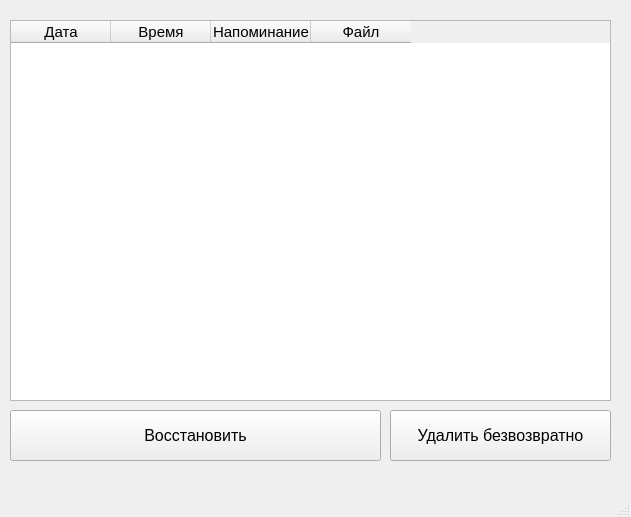
slevinsps/reminder, file history.ui: the form before one commit.
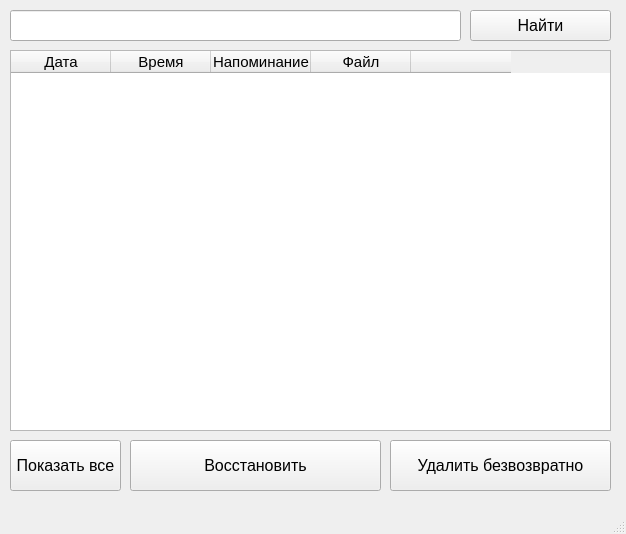
The form after the commit.

```diff
--- a/history.ui
+++ b/history.ui
@@ -6,8 +6,8 @@
    <rect>
     <x>0</x>
     <y>0</y>
-    <width>631</width>
-    <height>517</height>
+    <width>626</width>
+    <height>534</height>
    </rect>
   </property>
   <property name="windowTitle">
@@ -18,7 +18,7 @@
     <property name="geometry">
      <rect>
       <x>10</x>
-      <y>20</y>
+      <y>50</y>
       <width>601</width>
       <height>381</height>
      </rect>
@@ -51,13 +51,18 @@
       <string>Файл</string>
      </property>
     </column>
+    <column>
+     <property name="text">
+      <string/>
+     </property>
+    </column>
    </widget>
    <widget class="QPushButton" name="recover_button">
     <property name="geometry">
      <rect>
-      <x>10</x>
-      <y>410</y>
-      <width>371</width>
+      <x>130</x>
+      <y>440</y>
+      <width>251</width>
       <height>51</height>
      </rect>
     </property>
@@ -74,7 +79,7 @@
     <property name="geometry">
      <rect>
       <x>390</x>
-      <y>410</y>
+      <y>440</y>
       <width>221</width>
       <height>51</height>
      </rect>
@@ -88,6 +93,57 @@
      <string>Удалить безвозвратно</string>
     </property>
    </widget>
+   <widget class="QLineEdit" name="findEdit">
+    <property name="geometry">
+     <rect>
+      <x>10</x>
+      <y>10</y>
+      <width>451</width>
+      <height>31</height>
+     </rect>
+    </property>
+    <property name="font">
+     <font>
+      <pointsize>16</pointsize>
+     </font>
+    </property>
+   </widget>
+   <widget class="QPushButton" name="find_button">
+    <property name="geometry">
+     <rect>
+      <x>470</x>
+      <y>10</y>
+      <width>141</width>
+      <height>31</height>
+     </rect>
+    </property>
+    <property name="font">
+     <font>
+      <pointsize>12</pointsize>
+     </font>
+    </property>
+    <property name="text">
+     <string>Найти</string>
+    </property>
+   </widget>
+   <widget class="QPushButton" name="showAll_button">
+    <property name="geometry">
+     <rect>
+      <x>10</x>
+      <y>440</y>
+      <width>111</width>
+      <height>51</height>
+     </rect>
+    </property>
+    <property name="font">
+     <font>
+      <pointsize>12</pointsize>
+     </font>
+    </property>
+    <property name="text">
+     <string>Показать все</string>
+    </property>
+   </widget>
   </widget>
   <widget class="QMenuBar" name="menubar">
    <property name="geometry">
```
Left out of the diff: 2 changed lines with no effect on the pictures.
